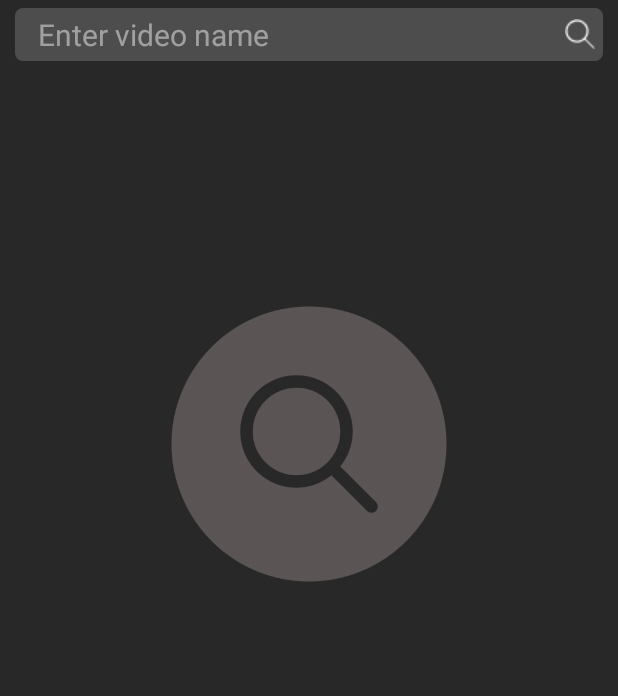
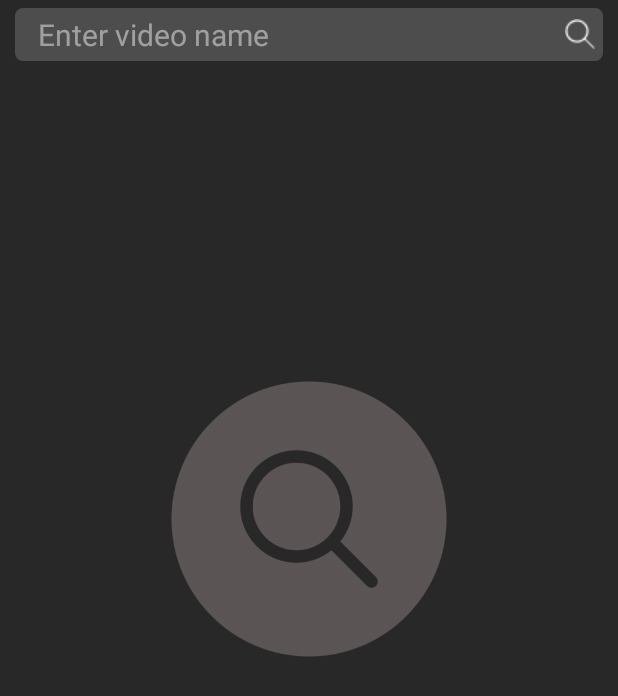
Before and after one commit to ahmedaa6122/Video-Shorts, an Android app: the fragment SearchFragment shown on its own in the app's theme, on a phone screen of 412 x 824 dp. Shown: the top 696 px of the screen. Run offline under Robolectric (Android 15) with nearby library versions, the phone set to English and light mode, and no system bars; our stand-ins replace CircleImageView, data binding.

Commit message:
test push code

```diff
--- a/app/src/main/res/layout/fragment_search.xml
+++ b/app/src/main/res/layout/fragment_search.xml
@@ -48,7 +48,7 @@
             android:layout_height="200dp"
             android:layout_below="@id/rl_2"
             android:layout_centerHorizontal="true"
-            android:layout_marginTop="150dp"
+            android:layout_marginTop="200dp"
             android:src="@drawable/ic_search_2"
             android:visibility="visible" />
 
```
